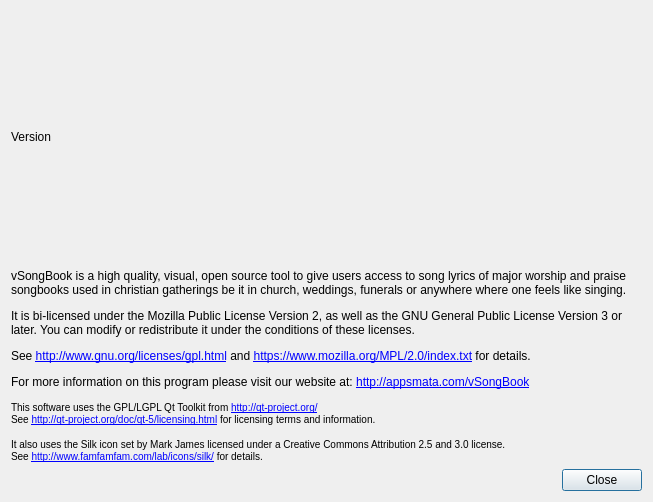
The window that src/AboutDialog.ui (AppSmata/vSongBook4pc) describes before a commit, drawn with Qt 5.
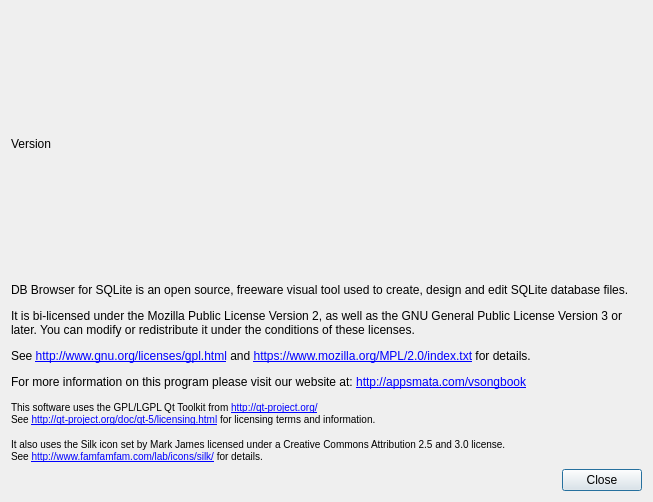
The same window after the commit. Icons and pictures are not drawn.

Patch:
```diff
--- a/src/AboutDialog.ui
+++ b/src/AboutDialog.ui
@@ -99,8 +99,7 @@
    <item>
     <widget class="QLabel" name="label">
      <property name="text">
-      <string>&lt;html&gt;&lt;head/&gt;&lt;body&gt;&lt;p&gt;vSongBook is a high quality, visual, open source tool to give users access to song lyrics of major worship and praise 
-songbooks used in christian gatherings be it in church, weddings, funerals or anywhere where one feels like singing.&lt;/p&gt;&lt;p&gt;It is bi-licensed under the Mozilla Public License Version 2, as well as the GNU General Public License Version 3 or later. You can modify or redistribute it under the conditions of these licenses.&lt;/p&gt;&lt;p&gt;See &lt;a href=&quot;http://www.gnu.org/licenses/gpl.html&quot;&gt;http://www.gnu.org/licenses/gpl.html&lt;/a&gt; and &lt;a href=&quot;https://www.mozilla.org/MPL/2.0/index.txt&quot;&gt;https://www.mozilla.org/MPL/2.0/index.txt&lt;/a&gt; for details.&lt;/p&gt;&lt;p&gt;For more information on this program please visit our website at: &lt;a href=&quot;http://appsmata.com/vSongBook&quot;&gt;http://appsmata.com/vSongBook&lt;/a&gt;&lt;/p&gt;&lt;p&gt;&lt;span style=&quot; font-size:small;&quot;&gt;This software uses the GPL/LGPL Qt Toolkit from &lt;/span&gt;&lt;a href=&quot;http://qt-project.org/&quot;&gt;&lt;span style=&quot; font-size:small;&quot;&gt;http://qt-project.org/&lt;/span&gt;&lt;/a&gt;&lt;span style=&quot; font-size:small;&quot;&gt;&lt;br/&gt;See &lt;/span&gt;&lt;a href=&quot;http://qt-project.org/doc/qt-5/licensing.html&quot;&gt;&lt;span style=&quot; font-size:small;&quot;&gt;http://qt-project.org/doc/qt-5/licensing.html&lt;/span&gt;&lt;/a&gt;&lt;span style=&quot; font-size:small;&quot;&gt; for licensing terms and information.&lt;/span&gt;&lt;/p&gt;&lt;p&gt;&lt;span style=&quot; font-size:small;&quot;&gt;It also uses the Silk icon set by Mark James licensed under a Creative Commons Attribution 2.5 and 3.0 license.&lt;br/&gt;See &lt;/span&gt;&lt;a href=&quot;http://www.famfamfam.com/lab/icons/silk/&quot;&gt;&lt;span style=&quot; font-size:small;&quot;&gt;http://www.famfamfam.com/lab/icons/silk/&lt;/span&gt;&lt;/a&gt;&lt;span style=&quot; font-size:small;&quot;&gt; for details.&lt;/span&gt;&lt;/p&gt;&lt;/body&gt;&lt;/html&gt;</string>
+      <string>&lt;html&gt;&lt;head/&gt;&lt;body&gt;&lt;p&gt;DB Browser for SQLite is an open source, freeware visual tool used to create, design and edit SQLite database files.&lt;/p&gt;&lt;p&gt;It is bi-licensed under the Mozilla Public License Version 2, as well as the GNU General Public License Version 3 or later. You can modify or redistribute it under the conditions of these licenses.&lt;/p&gt;&lt;p&gt;See &lt;a href=&quot;http://www.gnu.org/licenses/gpl.html&quot;&gt;http://www.gnu.org/licenses/gpl.html&lt;/a&gt; and &lt;a href=&quot;https://www.mozilla.org/MPL/2.0/index.txt&quot;&gt;https://www.mozilla.org/MPL/2.0/index.txt&lt;/a&gt; for details.&lt;/p&gt;&lt;p&gt;For more information on this program please visit our website at: &lt;a href=&quot;http://appsmata.com/vsongbook&quot;&gt;http://appsmata.com/vsongbook&lt;/a&gt;&lt;/p&gt;&lt;p&gt;&lt;span style=&quot; font-size:small;&quot;&gt;This software uses the GPL/LGPL Qt Toolkit from &lt;/span&gt;&lt;a href=&quot;http://qt-project.org/&quot;&gt;&lt;span style=&quot; font-size:small;&quot;&gt;http://qt-project.org/&lt;/span&gt;&lt;/a&gt;&lt;span style=&quot; font-size:small;&quot;&gt;&lt;br/&gt;See &lt;/span&gt;&lt;a href=&quot;http://qt-project.org/doc/qt-5/licensing.html&quot;&gt;&lt;span style=&quot; font-size:small;&quot;&gt;http://qt-project.org/doc/qt-5/licensing.html&lt;/span&gt;&lt;/a&gt;&lt;span style=&quot; font-size:small;&quot;&gt; for licensing terms and information.&lt;/span&gt;&lt;/p&gt;&lt;p&gt;&lt;span style=&quot; font-size:small;&quot;&gt;It also uses the Silk icon set by Mark James licensed under a Creative Commons Attribution 2.5 and 3.0 license.&lt;br/&gt;See &lt;/span&gt;&lt;a href=&quot;http://www.famfamfam.com/lab/icons/silk/&quot;&gt;&lt;span style=&quot; font-size:small;&quot;&gt;http://www.famfamfam.com/lab/icons/silk/&lt;/span&gt;&lt;/a&gt;&lt;span style=&quot; font-size:small;&quot;&gt; for details.&lt;/span&gt;&lt;/p&gt;&lt;/body&gt;&lt;/html&gt;</string>
      </property>
      <property name="alignment">
       <set>Qt::AlignLeading|Qt::AlignLeft|Qt::AlignTop</set>
```
Left out of the diff: 2 changed lines with no effect on the pictures.
